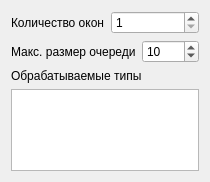
Old version of the form src/windows.ui in the repository LoaDeadd81/BMSTU-VKR.
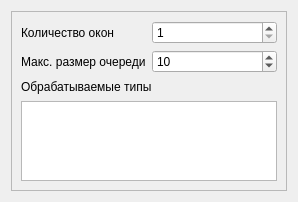
New version of the form.

What changed in the file:
```diff
--- a/src/windows.ui
+++ b/src/windows.ui
@@ -6,13 +6,34 @@
    <rect>
     <x>0</x>
     <y>0</y>
-    <width>210</width>
-    <height>182</height>
+    <width>230</width>
+    <height>202</height>
    </rect>
   </property>
+  <property name="sizePolicy">
+   <sizepolicy hsizetype="Fixed" vsizetype="Fixed">
+    <horstretch>0</horstretch>
+    <verstretch>0</verstretch>
+   </sizepolicy>
+  </property>
   <property name="windowTitle">
    <string>Form</string>
   </property>
+  <layout class="QVBoxLayout" name="verticalLayout_2">
+   <item>
+    <widget class="QFrame" name="frame">
+     <property name="sizePolicy">
+      <sizepolicy hsizetype="Fixed" vsizetype="Minimum">
+       <horstretch>0</horstretch>
+       <verstretch>0</verstretch>
+      </sizepolicy>
+     </property>
+     <property name="frameShape">
+      <enum>QFrame::StyledPanel</enum>
+     </property>
+     <property name="frameShadow">
+      <enum>QFrame::Raised</enum>
+     </property>
   <layout class="QVBoxLayout" name="verticalLayout">
    <item>
     <layout class="QHBoxLayout" name="horizontalLayout_2">
@@ -64,7 +85,23 @@
     </widget>
    </item>
    <item>
-    <widget class="QListWidget" name="typesLW"/>
+       <widget class="QListWidget" name="typesLW">
+        <property name="sizePolicy">
+         <sizepolicy hsizetype="Minimum" vsizetype="Fixed">
+          <horstretch>0</horstretch>
+          <verstretch>0</verstretch>
+         </sizepolicy>
+        </property>
+        <property name="maximumSize">
+         <size>
+          <width>16777215</width>
+          <height>80</height>
+         </size>
+        </property>
+       </widget>
+      </item>
+     </layout>
+    </widget>
    </item>
   </layout>
  </widget>
```
Lines whose indentation alone changed are shown as unchanged.
